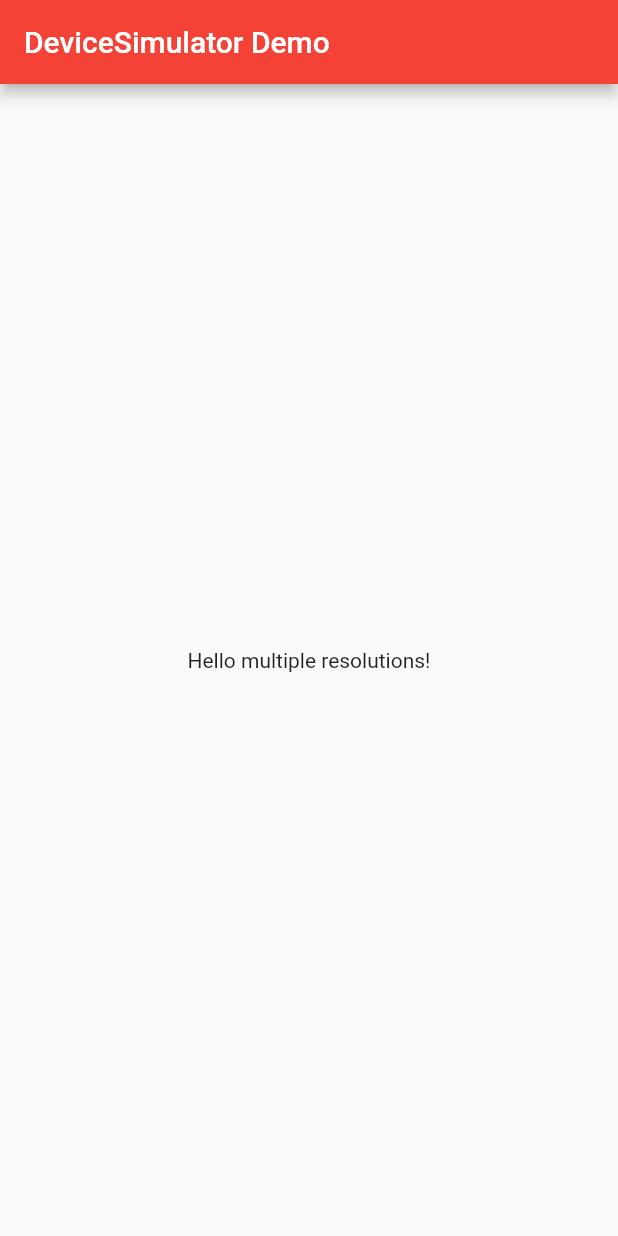
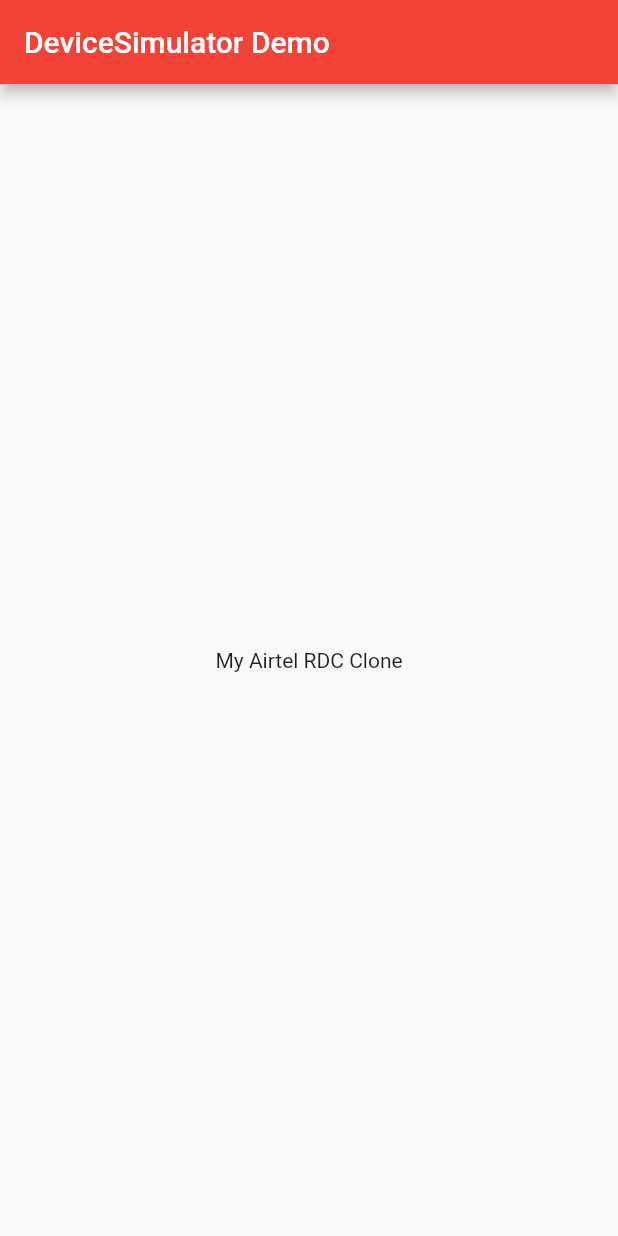
Before and after one commit to djumah-celestin/My-Airtel-Ui-Designs-Clone, a Flutter app: the screen it shows after launch, on a phone screen of 412 x 824 dp. Run offline on Flutter 3.47's test engine with Material 2 defaults, Android fonts, the light colour scheme and no system bars.

Commit message:
Project Initialization

```diff
--- a/lib/main.dart
+++ b/lib/main.dart
@@ -15,7 +15,7 @@
           title: Text('DeviceSimulator Demo'),
         ),
         body: Center(
-          child: Text('Hello multiple resolutions!'),
+          child: Text('My Airtel RDC Clone'),
         ),
       ),
     );
```
